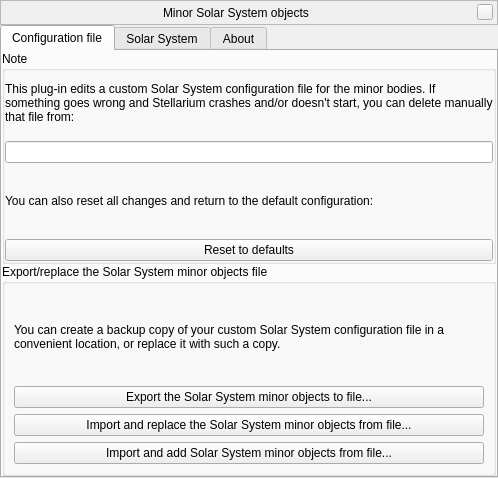
This is plugins/SolarSystemEditor/src/gui/solarSystemManagerWindow.ui in 519984307/stellarium_src as Qt 5 draws it before an edit. The edited form follows.
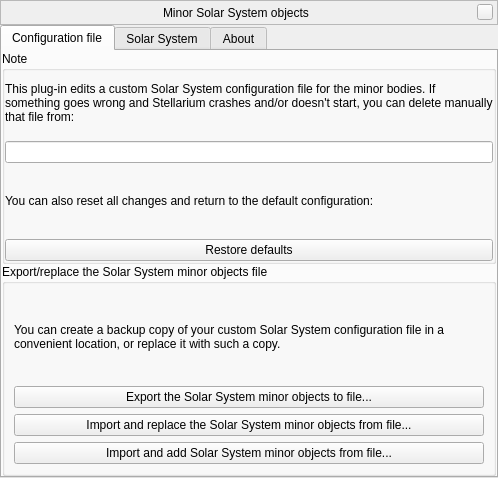
This is the edited form. Custom widgets are drawn as their Qt base class.

Commit message: Another linguistic fix for GUI

```diff
--- a/plugins/SolarSystemEditor/src/gui/solarSystemManagerWindow.ui
+++ b/plugins/SolarSystemEditor/src/gui/solarSystemManagerWindow.ui
@@ -202,7 +202,7 @@
           <item>
            <widget class="QPushButton" name="pushButtonReset">
             <property name="text">
-             <string>Reset to defaults</string>
+             <string>Restore defaults</string>
             </property>
            </widget>
           </item>
```
The commit also changes 3 other files.
